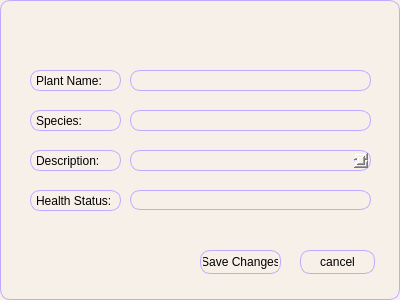
Before: the Qt Designer form ui/editwindow.ui in BibekTripathy/PlantCareApp, drawn with Qt 5.
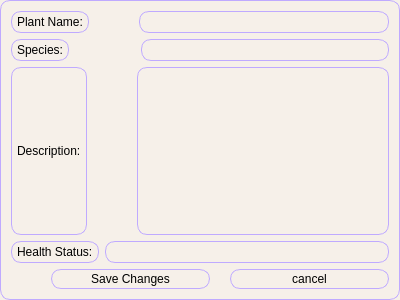
After: the same form once the commit is applied.

Commit message: add(gui): Responsiveness to edit window

What changed in the file:
```diff
--- a/ui/editwindow.ui
+++ b/ui/editwindow.ui
@@ -19,124 +19,116 @@
 border-radius: 10px;
 padding: 2px;</string>
   </property>
-  <widget class="QLabel" name="label">
-   <property name="geometry">
-    <rect>
-     <x>30</x>
-     <y>70</y>
-     <width>91</width>
-     <height>21</height>
-    </rect>
-   </property>
+  <layout class="QVBoxLayout" name="verticalLayout">
+   <item>
+    <layout class="QHBoxLayout" name="horizontalLayout_4">
+     <property name="spacing">
+      <number>50</number>
+     </property>
+     <item>
+      <widget class="QLabel" name="PlantLabel">
    <property name="text">
     <string>Plant Name:</string>
    </property>
   </widget>
-  <widget class="QLabel" name="label_2">
-   <property name="geometry">
-    <rect>
-     <x>30</x>
-     <y>110</y>
-     <width>91</width>
-     <height>21</height>
-    </rect>
-   </property>
+     </item>
+     <item>
+      <widget class="QLineEdit" name="PlantNameEdit"/>
+     </item>
+    </layout>
+   </item>
+   <item>
+    <layout class="QHBoxLayout" name="horizontalLayout_3">
+     <property name="spacing">
+      <number>72</number>
+     </property>
+     <item>
+      <widget class="QLabel" name="SpeciesLabel">
    <property name="text">
     <string>Species:</string>
    </property>
   </widget>
-  <widget class="QLabel" name="label_3">
-   <property name="geometry">
-    <rect>
-     <x>30</x>
-     <y>150</y>
-     <width>91</width>
-     <height>21</height>
-    </rect>
-   </property>
+     </item>
+     <item>
+      <widget class="QLineEdit" name="SpeciesNameEdit"/>
+     </item>
+    </layout>
+   </item>
+   <item>
+    <layout class="QHBoxLayout" name="horizontalLayout_5">
+     <property name="spacing">
+      <number>50</number>
+     </property>
+     <property name="topMargin">
+      <number>0</number>
+     </property>
+     <property name="bottomMargin">
+      <number>0</number>
+     </property>
+     <item>
+      <widget class="QLabel" name="DescLabel">
    <property name="text">
     <string>Description:</string>
    </property>
   </widget>
-  <widget class="QLabel" name="label_4">
-   <property name="geometry">
-    <rect>
-     <x>30</x>
-     <y>190</y>
-     <width>91</width>
-     <height>21</height>
-    </rect>
-   </property>
+     </item>
+     <item>
+      <widget class="QPlainTextEdit" name="DescEdit"/>
+     </item>
+    </layout>
+   </item>
+   <item>
+    <layout class="QHBoxLayout" name="horizontalLayout">
+     <item>
+      <widget class="QLabel" name="HealthLabel">
    <property name="text">
     <string>Health Status:</string>
    </property>
   </widget>
-  <widget class="QLineEdit" name="PlantNameEdit">
-   <property name="geometry">
-    <rect>
-     <x>130</x>
-     <y>70</y>
-     <width>241</width>
-     <height>21</height>
-    </rect>
-   </property>
-  </widget>
-  <widget class="QLineEdit" name="SpeciesNameEdit">
-   <property name="geometry">
-    <rect>
-     <x>130</x>
-     <y>110</y>
-     <width>241</width>
-     <height>21</height>
-    </rect>
-   </property>
-  </widget>
-  <widget class="QLineEdit" name="HealthEdit">
-   <property name="geometry">
-    <rect>
-     <x>130</x>
-     <y>190</y>
-     <width>241</width>
+     </item>
+     <item>
+      <widget class="QLineEdit" name="HealthEdit"/>
+     </item>
+    </layout>
+   </item>
+   <item>
+    <layout class="QHBoxLayout" name="horizontalLayout_2">
+     <property name="spacing">
+      <number>20</number>
+     </property>
+     <item>
+      <spacer name="horizontalSpacer_3">
+       <property name="orientation">
+        <enum>Qt::Orientation::Horizontal</enum>
+       </property>
+       <property name="sizeType">
+        <enum>QSizePolicy::Policy::Preferred</enum>
+       </property>
+       <property name="sizeHint" stdset="0">
+        <size>
+         <width>40</width>
      <height>20</height>
-    </rect>
-   </property>
-  </widget>
-  <widget class="QPlainTextEdit" name="DescEdit">
-   <property name="geometry">
-    <rect>
-     <x>130</x>
-     <y>150</y>
-     <width>241</width>
-     <height>21</height>
-    </rect>
-   </property>
-  </widget>
+        </size>
+       </property>
+      </spacer>
+     </item>
+     <item>
   <widget class="QPushButton" name="SaveBtn">
-   <property name="geometry">
-    <rect>
-     <x>200</x>
-     <y>250</y>
-     <width>81</width>
-     <height>24</height>
-    </rect>
-   </property>
    <property name="text">
     <string>Save Changes</string>
    </property>
   </widget>
+     </item>
+     <item>
   <widget class="QPushButton" name="cancelBtn">
-   <property name="geometry">
-    <rect>
-     <x>300</x>
-     <y>250</y>
-     <width>75</width>
-     <height>24</height>
-    </rect>
-   </property>
    <property name="text">
     <string>cancel</string>
    </property>
   </widget>
+     </item>
+    </layout>
+   </item>
+  </layout>
  </widget>
  <resources/>
  <connections/>
```
Lines whose indentation alone changed are shown as unchanged. The commit also changes 2 other files.
